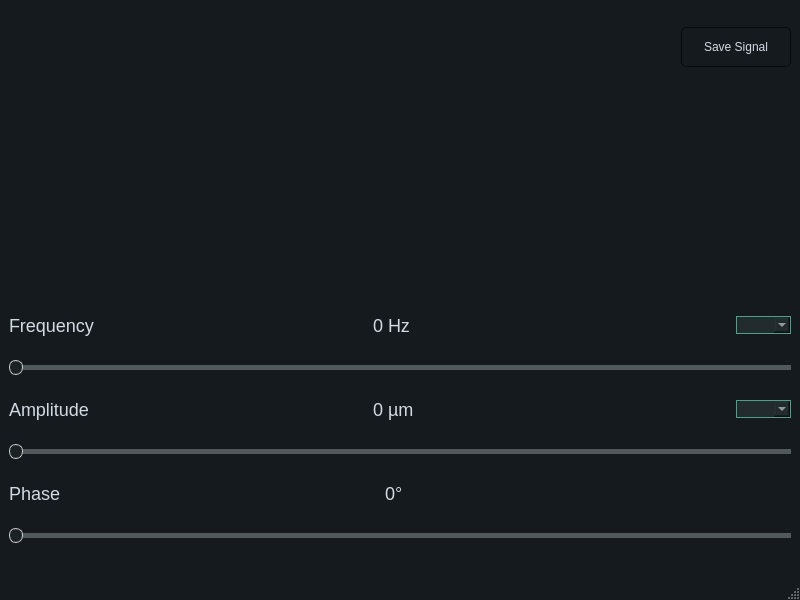
The window that views/create_signal_window.ui (omarmohhameed29/sampling-theory-studio) describes before a commit, drawn with Qt 5.
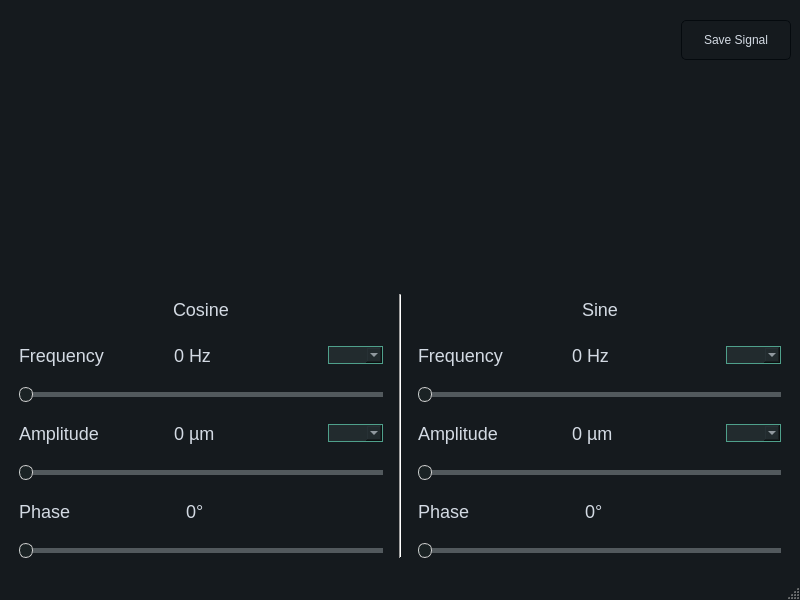
The same window after the commit. Custom widgets are drawn as their Qt base class.

Commit message: added sine and cosine in create signal page

```diff
--- a/views/create_signal_window.ui
+++ b/views/create_signal_window.ui
@@ -455,7 +455,7 @@
 }</string>
   </property>
   <widget class="QWidget" name="centralwidget">
-   <layout class="QVBoxLayout" name="verticalLayout">
+   <layout class="QVBoxLayout" name="verticalLayout_3">
     <item>
      <layout class="QHBoxLayout" name="horizontalLayout_4">
       <item>
@@ -503,7 +503,66 @@
      </widget>
     </item>
     <item>
+     <layout class="QHBoxLayout" name="horizontalLayout_17">
+      <item>
+       <layout class="QVBoxLayout" name="verticalLayout_2">
+        <property name="leftMargin">
+         <number>10</number>
+        </property>
+        <property name="rightMargin">
+         <number>10</number>
+        </property>
+        <item>
+         <layout class="QHBoxLayout" name="horizontalLayout_19">
+          <item>
+           <spacer name="horizontalSpacer_2">
+            <property name="orientation">
+             <enum>Qt::Horizontal</enum>
+            </property>
+            <property name="sizeHint" stdset="0">
+             <size>
+              <width>40</width>
+              <height>20</height>
+             </size>
+            </property>
+           </spacer>
+          </item>
+          <item>
+           <widget class="QLabel" name="label_4">
+            <property name="maximumSize">
+             <size>
+              <width>16777215</width>
+              <height>30</height>
+             </size>
+            </property>
+            <property name="text">
+             <string>Cosine</string>
+            </property>
+           </widget>
+          </item>
+          <item>
+           <spacer name="horizontalSpacer_3">
+            <property name="orientation">
+             <enum>Qt::Horizontal</enum>
+            </property>
+            <property name="sizeHint" stdset="0">
+             <size>
+              <width>40</width>
+              <height>20</height>
+             </size>
+            </property>
+           </spacer>
+          </item>
+         </layout>
+        </item>
+        <item>
      <layout class="QHBoxLayout" name="horizontalLayout">
+          <property name="topMargin">
+           <number>15</number>
+          </property>
+          <property name="bottomMargin">
+           <number>15</number>
+          </property>
       <item>
        <widget class="QLabel" name="label">
         <property name="text">
@@ -531,7 +590,7 @@
      </layout>
     </item>
     <item>
-     <widget class="QSlider" name="frequency_slider">
+         <widget class="QSlider" name="cosine_frequency_slider">
       <property name="orientation">
        <enum>Qt::Horizontal</enum>
       </property>
@@ -539,6 +598,12 @@
     </item>
     <item>
      <layout class="QHBoxLayout" name="horizontalLayout_2">
+          <property name="topMargin">
+           <number>15</number>
+          </property>
+          <property name="bottomMargin">
+           <number>15</number>
+          </property>
       <item>
        <widget class="QLabel" name="label_2">
         <property name="text">
@@ -566,7 +631,7 @@
      </layout>
     </item>
     <item>
-     <widget class="QSlider" name="amplitude_slider">
+         <widget class="QSlider" name="cosine_amplitude_slider">
       <property name="orientation">
        <enum>Qt::Horizontal</enum>
       </property>
@@ -574,6 +639,12 @@
     </item>
     <item>
      <layout class="QHBoxLayout" name="horizontalLayout_3">
+          <property name="topMargin">
+           <number>15</number>
+          </property>
+          <property name="bottomMargin">
+           <number>15</number>
+          </property>
       <item>
        <widget class="QLabel" name="label_3">
         <property name="text">
@@ -601,11 +672,201 @@
      </layout>
     </item>
     <item>
-     <widget class="QSlider" name="phase_slider">
+         <widget class="QSlider" name="cosine_phase_slider">
       <property name="orientation">
        <enum>Qt::Horizontal</enum>
       </property>
      </widget>
+        </item>
+       </layout>
+      </item>
+      <item>
+       <widget class="Line" name="line">
+        <property name="orientation">
+         <enum>Qt::Vertical</enum>
+        </property>
+       </widget>
+      </item>
+      <item>
+       <layout class="QVBoxLayout" name="verticalLayout">
+        <property name="leftMargin">
+         <number>10</number>
+        </property>
+        <property name="rightMargin">
+         <number>10</number>
+        </property>
+        <item>
+         <layout class="QHBoxLayout" name="horizontalLayout_21">
+          <property name="sizeConstraint">
+           <enum>QLayout::SetFixedSize</enum>
+          </property>
+          <item>
+           <spacer name="horizontalSpacer_4">
+            <property name="orientation">
+             <enum>Qt::Horizontal</enum>
+            </property>
+            <property name="sizeHint" stdset="0">
+             <size>
+              <width>40</width>
+              <height>20</height>
+             </size>
+            </property>
+           </spacer>
+          </item>
+          <item>
+           <widget class="QLabel" name="label_5">
+            <property name="maximumSize">
+             <size>
+              <width>16777215</width>
+              <height>30</height>
+             </size>
+            </property>
+            <property name="text">
+             <string>Sine</string>
+            </property>
+           </widget>
+          </item>
+          <item>
+           <spacer name="horizontalSpacer_5">
+            <property name="orientation">
+             <enum>Qt::Horizontal</enum>
+            </property>
+            <property name="sizeHint" stdset="0">
+             <size>
+              <width>40</width>
+              <height>20</height>
+             </size>
+            </property>
+           </spacer>
+          </item>
+         </layout>
+        </item>
+        <item>
+         <layout class="QHBoxLayout" name="horizontalLayout_14">
+          <property name="topMargin">
+           <number>15</number>
+          </property>
+          <property name="bottomMargin">
+           <number>15</number>
+          </property>
+          <item>
+           <widget class="QLabel" name="label_15">
+            <property name="text">
+             <string>Frequency</string>
+            </property>
+           </widget>
+          </item>
+          <item>
+           <widget class="QLabel" name="sine_frequency_value">
+            <property name="text">
+             <string>0 Hz</string>
+            </property>
+           </widget>
+          </item>
+          <item>
+           <widget class="QComboBox" name="sine_frequency_comboBox">
+            <property name="maximumSize">
+             <size>
+              <width>55</width>
+              <height>16777215</height>
+             </size>
+            </property>
+           </widget>
+          </item>
+         </layout>
+        </item>
+        <item>
+         <widget class="QSlider" name="sine_frequency_slider">
+          <property name="orientation">
+           <enum>Qt::Horizontal</enum>
+          </property>
+         </widget>
+        </item>
+        <item>
+         <layout class="QHBoxLayout" name="horizontalLayout_15">
+          <property name="topMargin">
+           <number>15</number>
+          </property>
+          <property name="bottomMargin">
+           <number>15</number>
+          </property>
+          <item>
+           <widget class="QLabel" name="label_16">
+            <property name="text">
+             <string>Amplitude</string>
+            </property>
+           </widget>
+          </item>
+          <item>
+           <widget class="QLabel" name="sine_amplitude_value">
+            <property name="text">
+             <string>0 µm</string>
+            </property>
+           </widget>
+          </item>
+          <item>
+           <widget class="QComboBox" name="sine_amplitude_comboBox">
+            <property name="maximumSize">
+             <size>
+              <width>55</width>
+              <height>16777215</height>
+             </size>
+            </property>
+           </widget>
+          </item>
+         </layout>
+        </item>
+        <item>
+         <widget class="QSlider" name="sine_amplitude_slider">
+          <property name="orientation">
+           <enum>Qt::Horizontal</enum>
+          </property>
+         </widget>
+        </item>
+        <item>
+         <layout class="QHBoxLayout" name="horizontalLayout_16">
+          <property name="topMargin">
+           <number>15</number>
+          </property>
+          <property name="bottomMargin">
+           <number>15</number>
+          </property>
+          <item>
+           <widget class="QLabel" name="label_17">
+            <property name="text">
+             <string>Phase</string>
+            </property>
+           </widget>
+          </item>
+          <item>
+           <widget class="QLabel" name="sine_phase_value">
+            <property name="text">
+             <string>0°</string>
+            </property>
+           </widget>
+          </item>
+          <item>
+           <widget class="QWidget" name="widget_5" native="true">
+            <property name="maximumSize">
+             <size>
+              <width>30</width>
+              <height>0</height>
+             </size>
+            </property>
+           </widget>
+          </item>
+         </layout>
+        </item>
+        <item>
+         <widget class="QSlider" name="sine_phase_slider">
+          <property name="orientation">
+           <enum>Qt::Horizontal</enum>
+          </property>
+         </widget>
+        </item>
+       </layout>
+      </item>
+     </layout>
     </item>
    </layout>
   </widget>
```
Left out of the diff: 10 changed lines with no effect on the pictures. Lines whose indentation alone changed are shown as unchanged. The commit also changes 1 other file.
